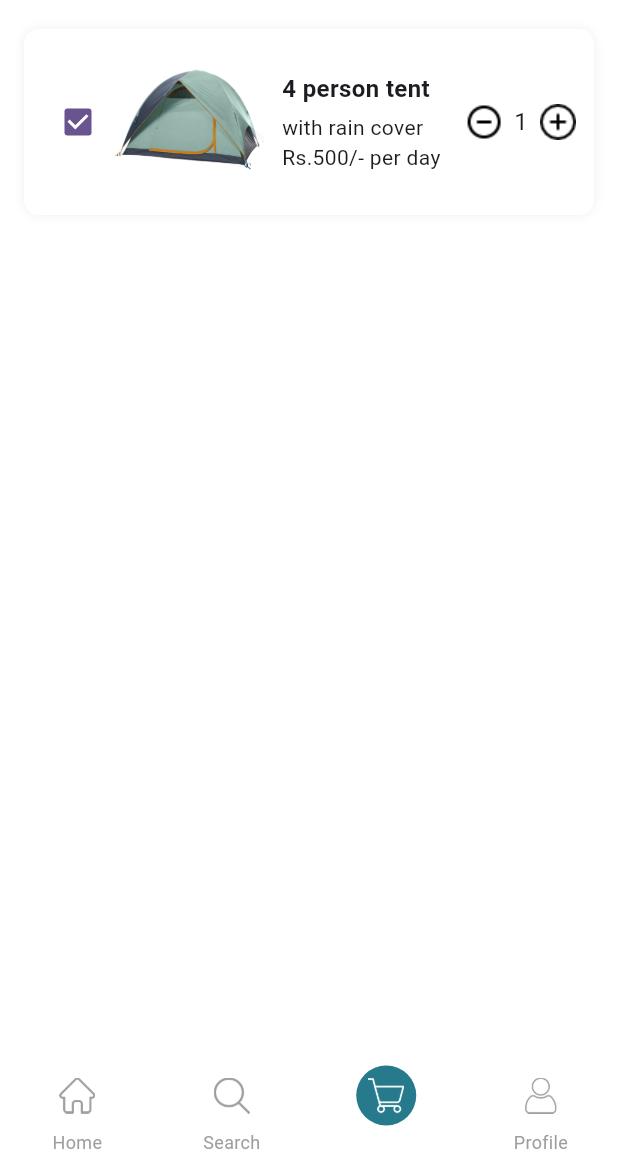
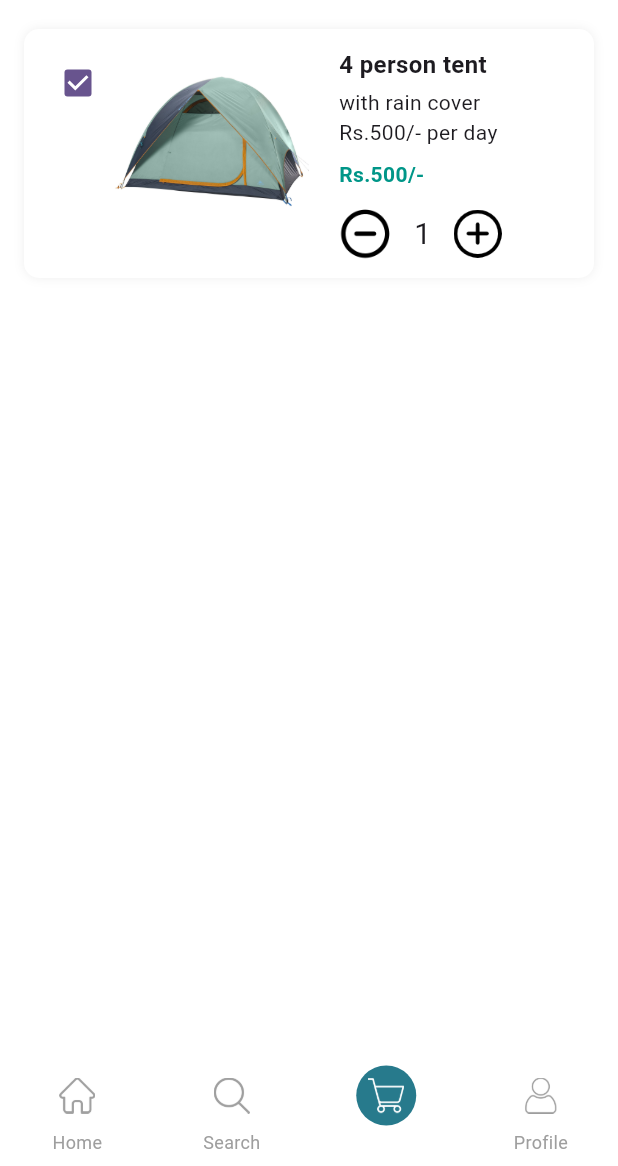
Before and after one commit to Chanukaisuru/CampKit, a Flutter app: the MyCartPage screen opened directly, on a phone screen of 412 x 824 dp, the part 70-1236 px from its top. Run offline on Flutter 3.47's test engine with Material 3 defaults, Android fonts, the phone set to English and light mode, and no system bars.

Commit message:
change icon size

```diff
--- a/lib/cart/cart_page.dart
+++ b/lib/cart/cart_page.dart
@@ -119,7 +119,6 @@ class CartItem extends StatelessWidget {
   final int price;
 
   const CartItem({
-
     required this.image,
     required this.title,
     required this.subtitle,
@@ -129,24 +128,39 @@ class CartItem extends StatelessWidget {
   @override
   Widget build(BuildContext context) {
     return Container(
-      padding:  EdgeInsets.all(12),
+      padding: EdgeInsets.all(12),
       decoration: BoxDecoration(
         color: Colors.white,
         borderRadius: BorderRadius.circular(10),
         boxShadow: [
           BoxShadow(
-            color: Colors.grey.shade200,blurRadius: 5),
+            color: Colors.grey.shade200,
+            blurRadius: 5,
+          ),
         ],
       ),
       child: Row(
+        crossAxisAlignment: CrossAxisAlignment.start,
         children: [
+          // Checkbox
           Checkbox(value: true, onChanged: (value) {}),
-            Image.asset(image, width: 100, height: 100,fit: BoxFit.cover),
-            SizedBox(width: 12),
+
+          // Image of the item
+          Image.asset(
+            image,
+            width: 130,
+            height: 130,
+            fit: BoxFit.cover,
+          ),
+
+          SizedBox(width: 20),
+
+          // Item description (title, subtitle, and actions)
           Expanded(
             child: Column(
               crossAxisAlignment: CrossAxisAlignment.start,
               children: [
+                // Title
                 Text(
                   title,
                   style: TextStyle(
@@ -154,47 +168,58 @@ class CartItem extends StatelessWidget {
                     fontWeight: FontWeight.bold,
                   ),
                 ),
+                SizedBox(height: 4),
 
-                    SizedBox(height: 4),
+                // Subtitle
                 Text(
                   subtitle,
                   style: TextStyle(
                     fontSize: 14,
                   ),
                 ),
-                ],
+                SizedBox(height: 8),
+
+                // Price
+                Text(
+                  'Rs.$price/-',
+                  style: TextStyle(
+                    fontSize: 14,
+                    fontWeight: FontWeight.bold,
+                    color: Colors.teal,
                   ),
                 ),
+                SizedBox(height: 12),
 
-            Column(
-              children: [
+                // Add/Remove Icons and Quantity
                 Row(
                   children: [
                     GestureDetector(
-                      onTap: (){},
-                      child:Image.asset(
+                      onTap: () {},
+                      child: Image.asset(
                         'assets/icon/remove.png',
-                        width: 24,
-                        height: 24,
+                        width: 35,
+                        height: 35,
                       ),
                     ),
-
-                    SizedBox(width: 8),
-
-                    Text('1',style:TextStyle(fontSize: 16)),
-                    SizedBox(width: 8),
+                    SizedBox(width: 15),
+                    Text(
+                      '1',
+                      style: TextStyle(fontSize: 20),
+                    ),
+                    SizedBox(width: 15),
                     GestureDetector(
-                      onTap:() {},
+                      onTap: () {},
                       child: Image.asset(
                         'assets/icon/add.png',
-                          width: 24,
-                          height: 24,
+                        width: 32,
+                        height: 32,
                       ),
                     ),
                   ],
                 ),
               ],
             ),
+          ),
         ],
       ),
     );
```
Also changed, not shown: assets/icon/add.png, assets/icon/remove.png. Lines whose indentation alone changed are shown as unchanged.
